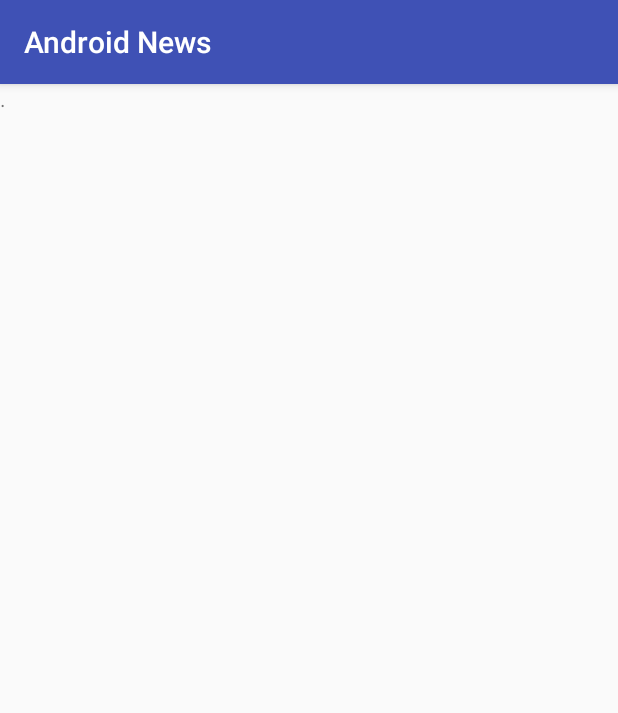
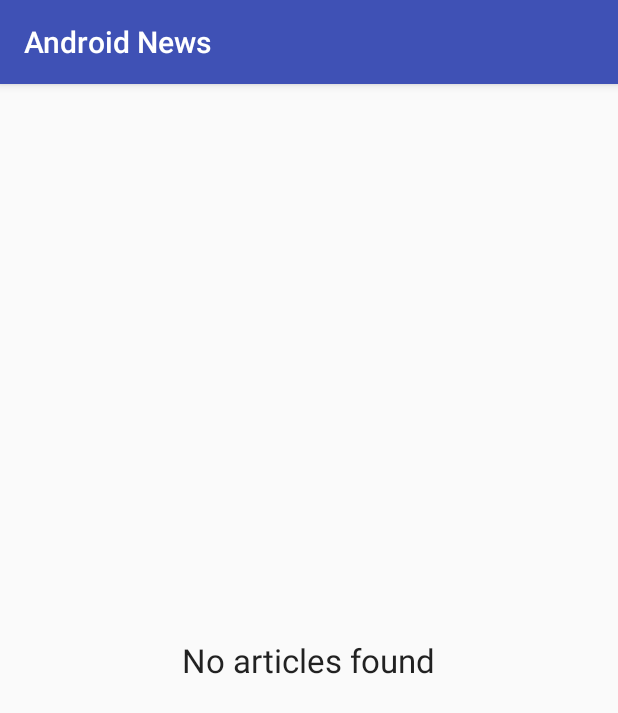
Before and after one commit to amaliaman/AndroidNews, an Android app: the screen it shows after launch (MainActivity), on a phone screen of 412 x 824 dp. Shown: the top 713 px of the screen. Run offline under Robolectric (Android 15) with nearby library versions, the phone set to English and light mode, and no system bars.

Commit message:
Add more fields, progress bar, empty list placeholder

```diff
--- a/app/src/main/java/com/example/ami/androidnews/Article.java
+++ b/app/src/main/java/com/example/ami/androidnews/Article.java
@@ -24,7 +24,7 @@ public class Article {
      * @param thumbnailUrl is the url of the article's thumbnail image in the website
      * @param publicationDate is when the article was published
      */
-    public Article(String title, String trail, String byLine, URL articleUrl,
+    Article(String title, String trail, String byLine, URL articleUrl,
                    URL thumbnailUrl, Date publicationDate) {
         this.mTitle = title;
         this.mTrail = trail;
--- a/app/src/main/java/com/example/ami/androidnews/MainActivity.java
+++ b/app/src/main/java/com/example/ami/androidnews/MainActivity.java
@@ -2,13 +2,20 @@ package com.example.ami.androidnews;
 
 import android.app.LoaderManager;
 import android.content.Context;
+import android.content.Intent;
 import android.content.Loader;
 import android.net.ConnectivityManager;
 import android.net.NetworkInfo;
+import android.net.Uri;
 import android.os.Bundle;
 import android.support.v7.app.AppCompatActivity;
+import android.view.View;
+import android.widget.AdapterView;
 import android.widget.ListView;
+import android.widget.ProgressBar;
+import android.widget.TextView;
 
+import java.net.URL;
 import java.util.ArrayList;
 import java.util.List;
 
@@ -18,19 +25,36 @@ public class MainActivity extends AppCompatActivity implements LoaderManager.Loa
             "q=android&section=technology&api-key=test&show-fields=trailText,byline,thumbnail&" +
             "order-by=newest&format=json&type=article";
     private static final int ARTICLE_LOADER_ID = 1;
+
     private ArticleArrayAdapter mAdapter;
-
-    ListView articlesListView;
+    TextView emptyView;
+    ProgressBar indeterminateBar;
 
     @Override
     protected void onCreate(Bundle savedInstanceState) {
         super.onCreate(savedInstanceState);
         setContentView(R.layout.activity_main);
 
+        // Find a reference to the {@link ListView} in the layout
+        ListView articlesListView = findViewById(R.id.articles_list);
+        emptyView = findViewById(R.id.empty);
+        indeterminateBar = findViewById(R.id.indeterminateBar);
+
+        // Set empty view
+        articlesListView.setEmptyView(emptyView);
+
         // Set array adapter
-        articlesListView = findViewById(R.id.articles_list);
         mAdapter = new ArticleArrayAdapter(this, new ArrayList<Article>());
         articlesListView.setAdapter(mAdapter);
+
+        articlesListView.setOnItemClickListener(new AdapterView.OnItemClickListener() {
+            @Override
+            public void onItemClick(AdapterView<?> parent, View view, int position, long id) {
+                URL url = mAdapter.getItem(position).getArticleUrl();
+                Intent linkIntent = new Intent(Intent.ACTION_VIEW, Uri.parse(url.toString()));
+                startActivity(linkIntent);
+            }
+        });
 
         // Check connectivity before querying
         ConnectivityManager cm =
@@ -41,8 +65,10 @@ public class MainActivity extends AppCompatActivity implements LoaderManager.Loa
         if (isConnected) {
             getLoaderManager().initLoader(ARTICLE_LOADER_ID, null, this);
         }
-
-
+        else {
+            indeterminateBar.setVisibility(View.GONE);
+            emptyView.setText(R.string.no_connection);
+        }
     }
     /*
     Implementation of LoaderManager.LoaderCallbacks interface
@@ -55,8 +81,8 @@ public class MainActivity extends AppCompatActivity implements LoaderManager.Loa
 
     @Override
     public void onLoadFinished(Loader<List<Article>> loader, List<Article> data) {
-//        indeterminateBar.setVisibility(View.GONE);
-//        emptyView.setText(R.string.empty_string);
+        indeterminateBar.setVisibility(View.GONE);
+        emptyView.setText(R.string.empty_string);
 
         // Clear the adapter of previous articles data
         mAdapter.clear();
--- a/app/src/main/res/layout/activity_main.xml
+++ b/app/src/main/res/layout/activity_main.xml
@@ -4,12 +4,6 @@
     android:layout_width="match_parent"
     android:layout_height="match_parent"
     tools:context=".MainActivity">
-
-    <TextView
-        android:id="@+id/json"
-        android:layout_width="wrap_content"
-        android:layout_height="wrap_content"
-        android:text="." />
 
     <ListView
         android:id="@+id/articles_list"
@@ -18,4 +12,19 @@
         android:layout_alignParentStart="true"
         android:layout_alignParentTop="true" />
 
+    <TextView
+        android:padding="@dimen/defaultPadding"
+        android:id="@+id/empty"
+        android:layout_width="wrap_content"
+        android:layout_height="wrap_content"
+        android:layout_centerInParent="true"
+        android:textAppearance="@style/Base.TextAppearance.AppCompat.Large"
+        tools:text="No earthquakes found" />
+
+    <ProgressBar
+        android:id="@+id/indeterminateBar"
+        android:layout_width="wrap_content"
+        android:layout_height="wrap_content"
+        android:layout_centerInParent="true" />
+
 </RelativeLayout>
--- /dev/null
+++ b/app/src/main/res/values/dimens.xml
@@ -0,0 +1,4 @@
+<?xml version="1.0" encoding="utf-8"?>
+<resources>
+    <dimen name="defaultPadding">8dp</dimen>
+</resources>
--- a/app/src/main/res/values/strings.xml
+++ b/app/src/main/res/values/strings.xml
@@ -1,3 +1,5 @@
 <resources>
     <string name="app_name">Android News</string>
+    <string name="no_connection">Please check your connection and retry</string>
+    <string name="empty_string">No articles found</string>
 </resources>
```
Also changed, not shown: app/src/main/java/com/example/ami/androidnews/ArticleArrayAdapter.java (+10 -0 lines), app/src/main/java/com/example/ami/androidnews/QueryUtils.java (+21 -4 lines), app/src/main/res/layout/list_item.xml (+17 -5 lines).
